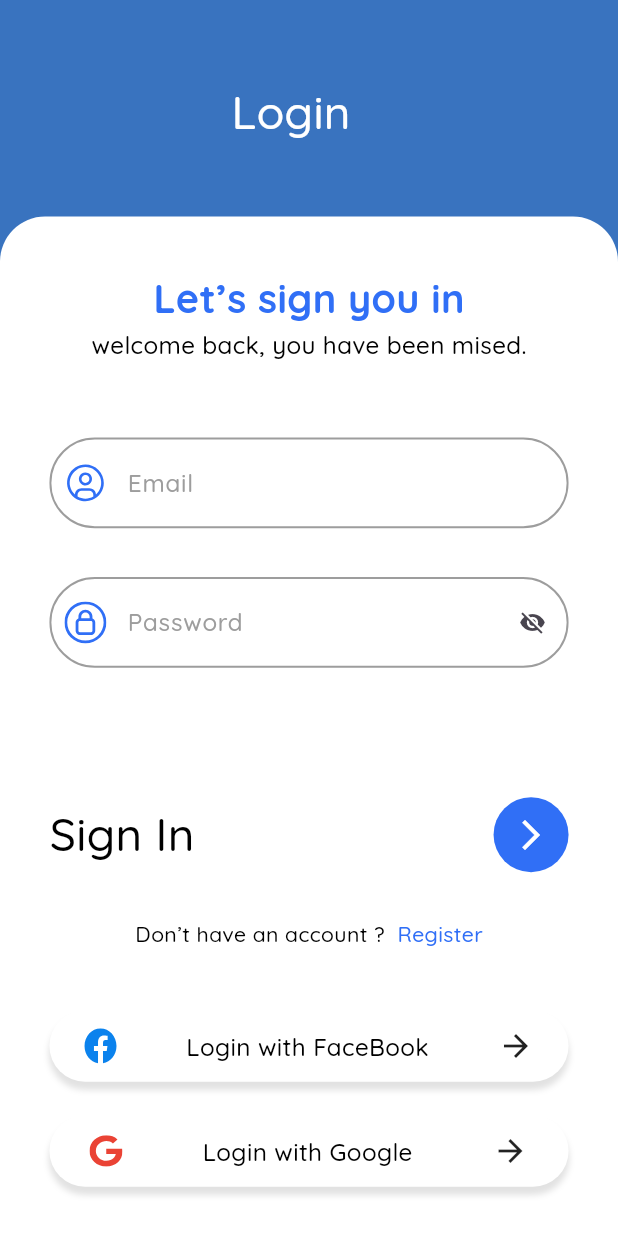
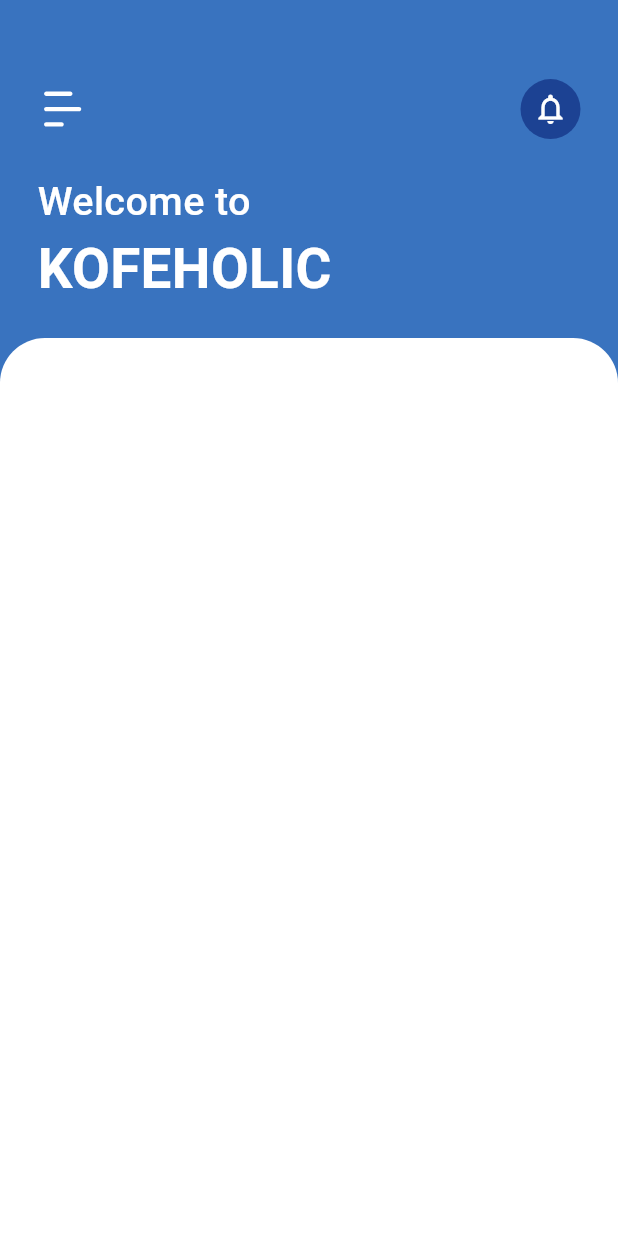
Before and after one commit to M7mdAbolila/shuwaikh, a Flutter app: the screen it shows after launch, on a phone screen of 412 x 824 dp. Run offline on Flutter 3.47's test engine with Material 3 defaults, Android fonts, the phone set to English and light mode, and no system bars; our stand-ins replace flutter_screenutil, flutter_svg, pin_code_fields.

Commit message:
upper part

```diff
--- a/lib/core/helpers/assets_path.dart
+++ b/lib/core/helpers/assets_path.dart
@@ -2,6 +2,7 @@
   static const String fackbook = 'assets/icons/facebook.svg';
   static const String google = 'assets/icons/google.svg';
   static const String userAvatar = 'assets/icons/user-avatar.svg';
-    static const String password = 'assets/icons/password.svg';
+  static const String password = 'assets/icons/password.svg';
+  static const String menuIcon = 'assets/icons/menu_icon.svg';
 
 }
--- a/lib/core/widgets/app_background.dart
+++ b/lib/core/widgets/app_background.dart
@@ -4,14 +4,21 @@
 import '../theming/colors.dart';
 import '../theming/styles.dart';
 
-class AppBackground extends StatelessWidget {
-  const AppBackground({
+class AppScaffold extends StatelessWidget {
+  const AppScaffold({
     super.key,
-    required this.body, this.appBarTitle, this.appBarIcon, this.appBarOnPressed,
+    required this.body,
+    this.appBarTitle,
+    this.appBarIcon,
+    this.appBarOnPressed,
+    this.isHome = false,
+    this.isSubWidget = false,
   });
   final Widget body;
   final String? appBarTitle;
-  final Icon? appBarIcon;
+  final Widget? appBarIcon;
+  final bool isHome;
+  final bool isSubWidget;
   final VoidCallback? appBarOnPressed;
   @override
   Widget build(BuildContext context) {
@@ -25,22 +32,68 @@
             child: Column(
               children: [
                 verticalSpace(50),
+                Padding(
+                  padding: const EdgeInsets.symmetric(horizontal: 25),
+                  child: Column(
+                    crossAxisAlignment: CrossAxisAlignment.start,
+                    children: [
                       Row(
-                  mainAxisAlignment: MainAxisAlignment.spaceAround,
+                        mainAxisAlignment: MainAxisAlignment.spaceBetween,
                         children: [
-                    IconButton(
-                      onPressed: appBarOnPressed,
-                      icon: appBarIcon ?? const SizedBox(),
+                          InkWell(
+                            onTap: appBarOnPressed,
+                            child: appBarIcon ?? const SizedBox(),
                           ),
                           Text(
                             appBarTitle ?? '',
                             style: TextStyles.font30White400Weight,
                           ),
                           horizontalSpace(1),
-                    const SizedBox(),
+                          isHome
+                              ? InkWell(
+                                  onTap: () {},
+                                  child: const CircleAvatar(
+                                    backgroundColor: ColorsManager.darkBlue,
+                                    child: Icon(
+                                      Icons.notifications_none,
+                                      color: Colors.white,
+                                    ),
+                                  ),
+                                )
+                              : const SizedBox(),
                         ],
                       ),
+                      isSubWidget
+                          ? Column(
+                              mainAxisSize: MainAxisSize.min,
+                              children: [
+                                verticalSpace(20),
+                                Text.rich(
+                                  TextSpan(
+                                    children: [
+                                      TextSpan(
+                                        text: 'Welcome to \n',
+                                        style: TextStyles.font26White500Weight,
+                                      ),
+                                      TextSpan(
+                                        text: 'KOFEHOLIC',
+                                        style: TextStyles.font36White700Weight,
+                                      ),
+                                    ],
+                                  ),
+                                ),
+                                verticalSpace(20),
+                              ],
+                            )
+                          : Column(
+                              children: [
+                                const SizedBox.shrink(),
                                 verticalSpace(45),
+                              ],
+                            ),
+                    ],
+                  ),
+                ),
                 Expanded(
                   child: Container(
                     width: double.infinity,
--- a/lib/features/home/ui/home_screen.dart
+++ b/lib/features/home/ui/home_screen.dart
@@ -1,4 +1,6 @@
 import 'package:flutter/material.dart';
+
+import 'widgets/home_body.dart';
 
 class HomeScreen extends StatelessWidget {
   const HomeScreen({super.key});
@@ -6,7 +8,7 @@
   @override
   Widget build(BuildContext context) {
     return const Scaffold(
-      body: Center(child: Text('home screen')),
+      body: HomeScreenBody(),
     );
   }
 }
--- /dev/null
+++ b/lib/features/home/ui/widgets/home_body.dart
@@ -0,0 +1,23 @@
+import 'package:flutter/material.dart';
+import 'package:flutter_screenutil/flutter_screenutil.dart';
+import 'package:flutter_svg/flutter_svg.dart';
+import 'package:shuwaikh/core/helpers/assets_path.dart';
+import 'package:shuwaikh/core/widgets/app_background.dart';
+
+class HomeScreenBody extends StatelessWidget {
+  const HomeScreenBody({super.key});
+  @override
+  Widget build(BuildContext context) {
+    return AppScaffold(
+      isHome: true,
+      appBarIcon: SvgPicture.asset(Assets.menuIcon),
+      isSubWidget: true,
+      body: Padding(
+        padding: EdgeInsets.symmetric(horizontal: 20.w),
+        child: const Column(
+          children: [],
+        ),
+      ),
+    );
+  }
+}
--- a/lib/features/login/ui/widgets/login_screen_body.dart
+++ b/lib/features/login/ui/widgets/login_screen_body.dart
@@ -18,7 +18,7 @@
 class _LoginScreenBodyState extends State<LoginScreenBody> {
   @override
   Widget build(BuildContext context) {
-    return AppBackground(
+    return AppScaffold(
       appBarTitle: 'Login',
       body: Padding(
         padding: EdgeInsets.symmetric(horizontal: 30.w),
--- a/lib/features/otp/ui/widgets/otp_body.dart
+++ b/lib/features/otp/ui/widgets/otp_body.dart
@@ -16,7 +16,7 @@
   late String otpCode;
   @override
   Widget build(BuildContext context) {
-    return AppBackground(
+    return AppScaffold(
       appBarTitle: 'OTP Confirm',
       appBarIcon: const Icon(
         Icons.arrow_back,
--- a/lib/features/sign_up/ui/widgets/sign_up_body.dart
+++ b/lib/features/sign_up/ui/widgets/sign_up_body.dart
@@ -12,7 +12,7 @@
 
   @override
   Widget build(BuildContext context) {
-    return AppBackground(
+    return AppScaffold(
       appBarTitle: 'Register',
       appBarIcon: const Icon(
         Icons.arrow_back,
--- a/lib/shuwaikh_app.dart
+++ b/lib/shuwaikh_app.dart
@@ -21,7 +21,7 @@
         ),
         debugShowCheckedModeBanner: false,
         onGenerateRoute: appRouter.generateRoute,
-        initialRoute: Routes.loginScreen,
+        initialRoute: Routes.homeScreen,
       ),
     );
   }
```
Also changed, not shown: assets/icons/menu_icon.svg (added), assets/images/Banner.png (added). Lines whose indentation alone changed are shown as unchanged.
